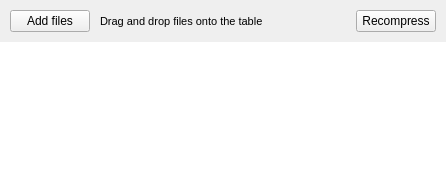
The window that window.ui (Kilian/Trimage) describes before a commit, drawn with Qt 5.
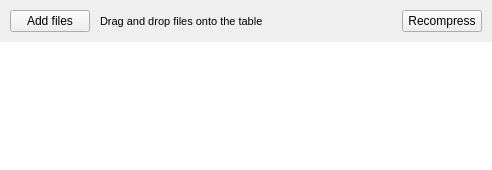
The same window after the commit. Icons and pictures are not drawn.

Commit message: pretty icons nao?

```diff
--- a/window.ui
+++ b/window.ui
@@ -6,8 +6,8 @@
    <rect>
     <x>0</x>
     <y>0</y>
-    <width>446</width>
-    <height>176</height>
+    <width>492</width>
+    <height>170</height>
    </rect>
   </property>
   <property name="windowTitle">
```
Left out of the diff: 8 changed lines with no effect on the pictures.
